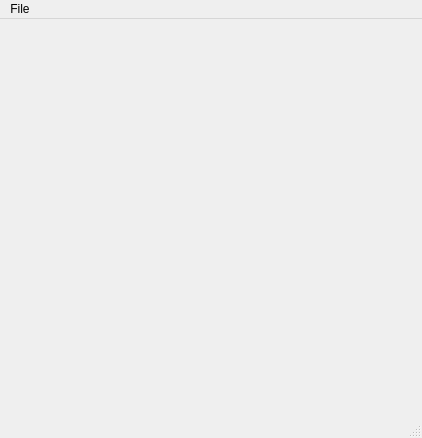
This is src/view/questions_view.ui in RyotaUnzai/EnglishLeaner as Qt 5 draws it before an edit. The edited form follows.
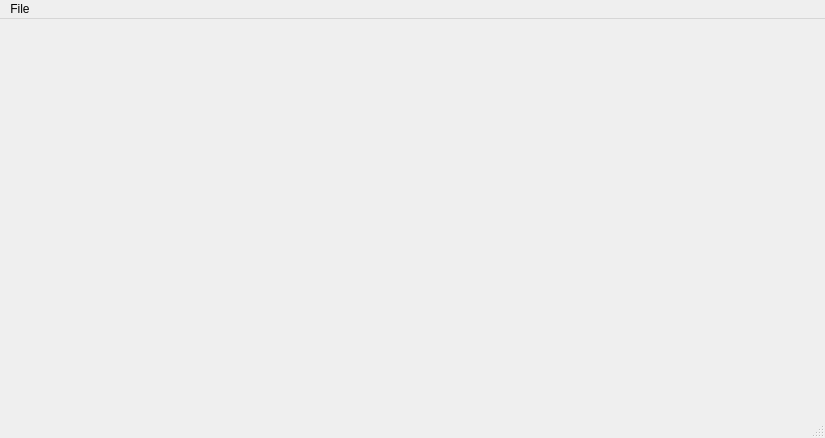
This is the edited form.

```diff
--- a/src/view/questions_view.ui
+++ b/src/view/questions_view.ui
@@ -6,7 +6,7 @@
    <rect>
     <x>0</x>
     <y>0</y>
-    <width>422</width>
+    <width>825</width>
     <height>438</height>
    </rect>
   </property>
@@ -21,8 +21,8 @@
     <rect>
      <x>0</x>
      <y>0</y>
-     <width>422</width>
-     <height>22</height>
+     <width>825</width>
+     <height>21</height>
     </rect>
    </property>
    <widget class="QMenu" name="menuFile">
```
